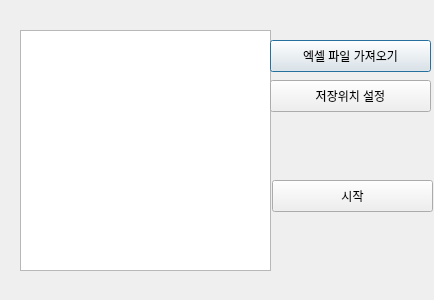
This is untitled.ui in kkong0123/map-project as Qt 5 draws it before an edit. The edited form follows.
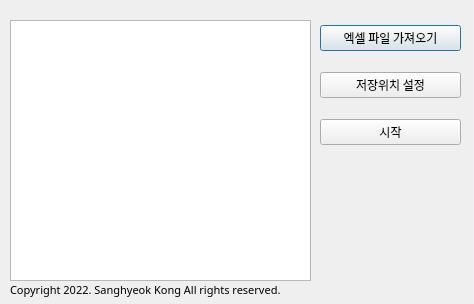
This is the edited form.

Commit message: [UPDATE] UI 수정

Patch:
```diff
--- a/untitled.ui
+++ b/untitled.ui
@@ -6,8 +6,8 @@
    <rect>
     <x>0</x>
     <y>0</y>
-    <width>434</width>
-    <height>300</height>
+    <width>474</width>
+    <height>304</height>
    </rect>
   </property>
   <property name="windowTitle">
@@ -16,50 +16,86 @@
   <widget class="QTextBrowser" name="textBrowser">
    <property name="geometry">
     <rect>
-     <x>20</x>
-     <y>30</y>
-     <width>251</width>
-     <height>241</height>
+     <x>10</x>
+     <y>20</y>
+     <width>301</width>
+     <height>261</height>
     </rect>
    </property>
+   <property name="font">
+    <font>
+     <family>맑은 고딕 Semilight</family>
+    </font>
+   </property>
   </widget>
-  <widget class="QPushButton" name="pushButton">
+  <widget class="QWidget" name="verticalLayoutWidget">
    <property name="geometry">
     <rect>
-     <x>270</x>
-     <y>40</y>
-     <width>161</width>
-     <height>32</height>
+     <x>320</x>
+     <y>10</y>
+     <width>141</width>
+     <height>151</height>
     </rect>
    </property>
-   <property name="text">
-    <string>엑셀 파일 가져오기</string>
-   </property>
+   <layout class="QVBoxLayout" name="verticalLayout">
+    <item>
+     <widget class="QPushButton" name="pushButton">
+      <property name="font">
+       <font>
+        <family>맑은 고딕 Semilight</family>
+       </font>
+      </property>
+      <property name="text">
+       <string>엑셀 파일 가져오기</string>
+      </property>
+     </widget>
+    </item>
+    <item>
+     <widget class="QPushButton" name="pushButton_3">
+      <property name="font">
+       <font>
+        <family>맑은 고딕 Semilight</family>
+       </font>
+      </property>
+      <property name="text">
+       <string>저장위치 설정</string>
+      </property>
+     </widget>
+    </item>
+    <item>
+     <widget class="QPushButton" name="pushButton_2">
+      <property name="font">
+       <font>
+        <family>맑은 고딕 Semilight</family>
+       </font>
+      </property>
+      <property name="text">
+       <string>시작</string>
+      </property>
+     </widget>
+    </item>
+   </layout>
   </widget>
-  <widget class="QPushButton" name="pushButton_2">
+  <widget class="QLabel" name="label">
    <property name="geometry">
     <rect>
-     <x>272</x>
-     <y>180</y>
-     <width>161</width>
-     <height>32</height>
+     <x>10</x>
+     <y>280</y>
+     <width>351</width>
+     <height>20</height>
     </rect>
    </property>
-   <property name="text">
-    <string>시작</string>
+   <property name="font">
+    <font>
+     <family>맑은 고딕 Semilight</family>
+     <pointsize>8</pointsize>
+    </font>
    </property>
-  </widget>
-  <widget class="QPushButton" name="pushButton_3">
-   <property name="geometry">
-    <rect>
-     <x>270</x>
-     <y>80</y>
-     <width>161</width>
-     <height>32</height>
-    </rect>
+   <property name="autoFillBackground">
+    <bool>false</bool>
    </property>
    <property name="text">
-    <string>저장위치 설정</string>
+    <string>Copyright 2022. Sanghyeok Kong All rights reserved.</string>
    </property>
   </widget>
  </widget>
```
